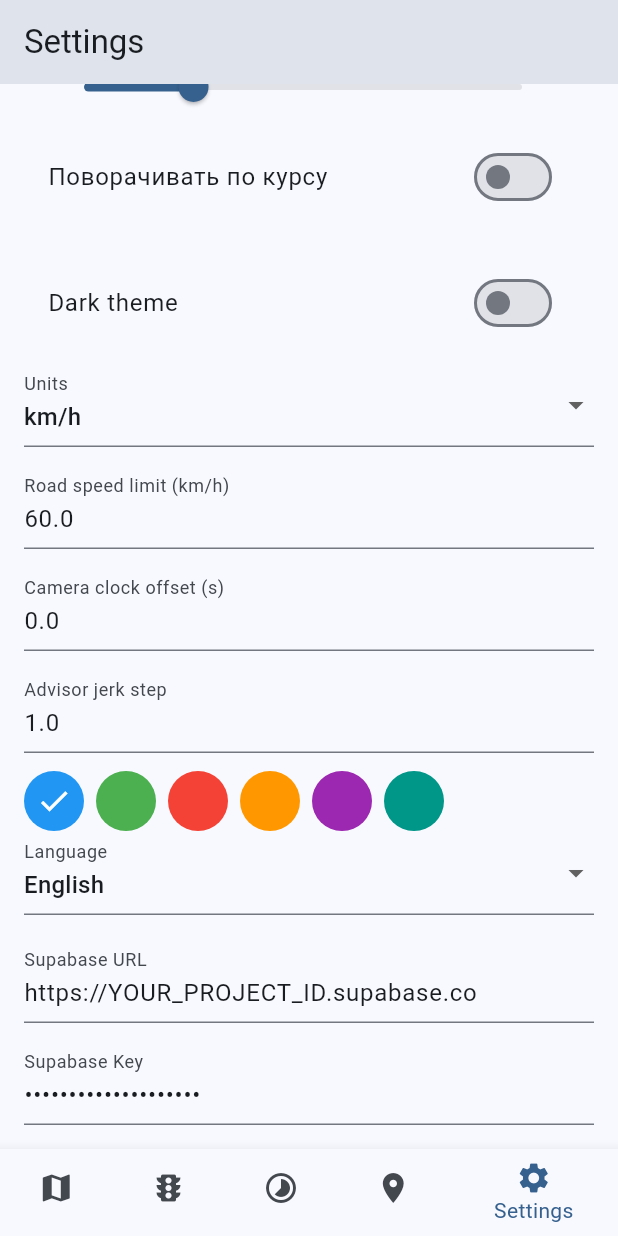
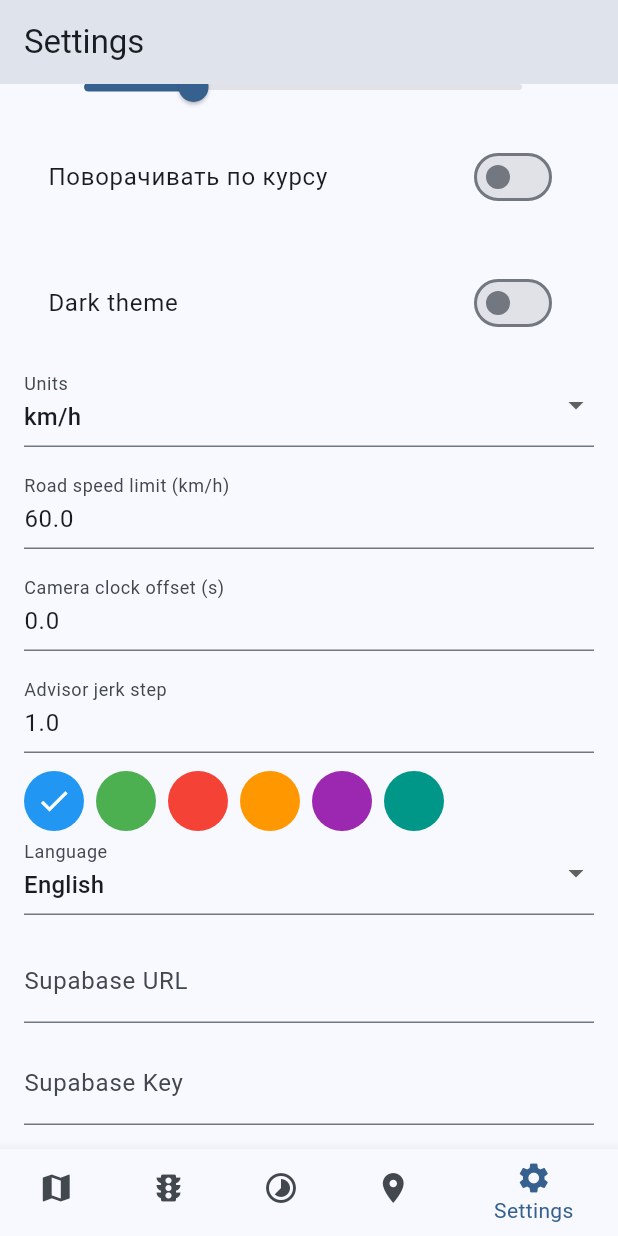
Before and after one commit to maxshmax666/greenWave, a Flutter app: the screen it shows after launch, item 5 of the bottom bar chosen, scrolled down 266 dp, on a phone screen of 412 x 824 dp. Run offline on Flutter 3.47's test engine with Material 3 defaults, Android fonts, the phone set to English and light mode, and no system bars; our stand-ins replace camera, file_picker, flutter_map, geolocator, latlong2, permission_handler and 3 more; accounts and stored records are empty.

Commit message:
feat: load supabase config from environment

```diff
--- a/lib/env.dart
+++ b/lib/env.dart
@@ -1,10 +1,19 @@
 /// Environment constants for Supabase and other services.
 
-/// Supabase project URL.
-const String supabaseUrl = "https://YOUR_PROJECT_ID.supabase.co";
+/// Supabase project URL provided via `--dart-define`.
+///
+/// Pass `--dart-define=SUPABASE_URL=your_url` when running or building the app.
+/// If not supplied, this defaults to an empty string which will cause network
+/// requests to fail.
+const String supabaseUrl =
+    String.fromEnvironment('SUPABASE_URL', defaultValue: '');
 
-/// Supabase anon public key.
-const String supabaseAnonKey = "YOUR_ANON_PUBLIC_KEY";
+/// Supabase anon public key supplied with `--dart-define`.
+///
+/// Use `--dart-define=SUPABASE_ANON_KEY=your_key` to provide the value. An empty
+/// default is used when no key is configured.
+const String supabaseAnonKey =
+    String.fromEnvironment('SUPABASE_ANON_KEY', defaultValue: '');
 
 /// OpenRouteService API key used for routing requests.
 const String orsApiKey = String.fromEnvironment('ORS_API_KEY', defaultValue: '');
```
